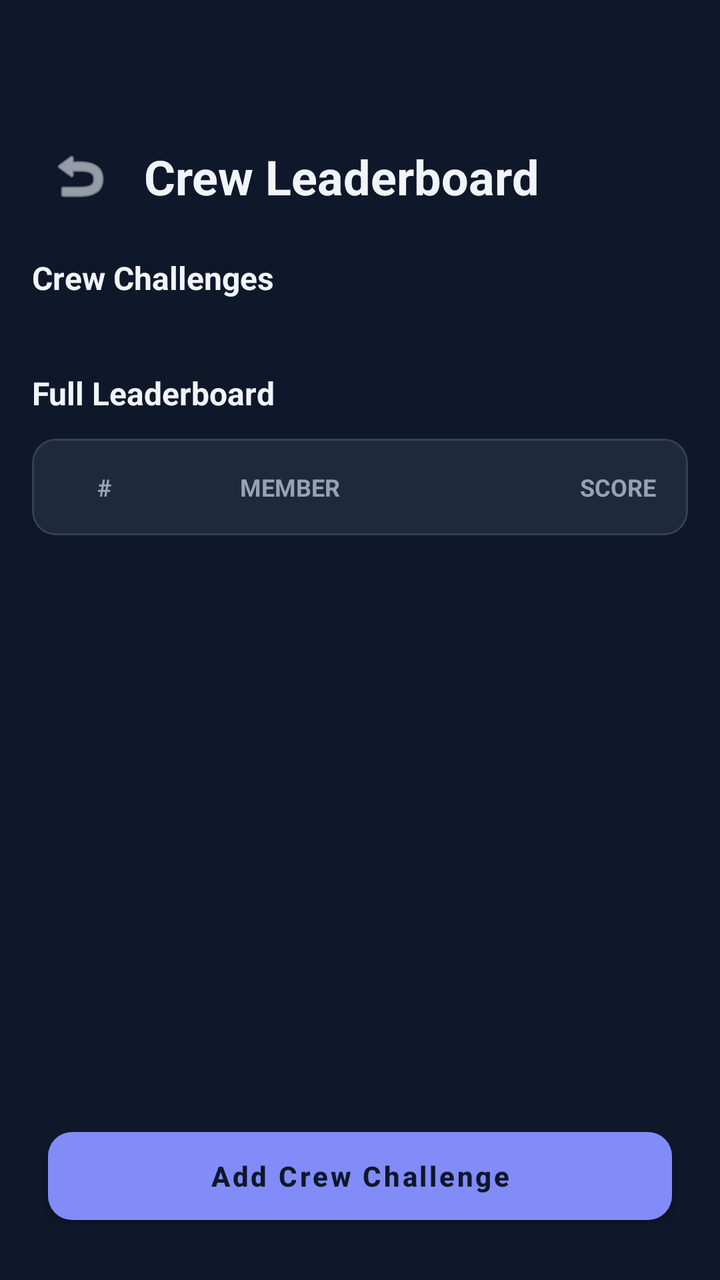
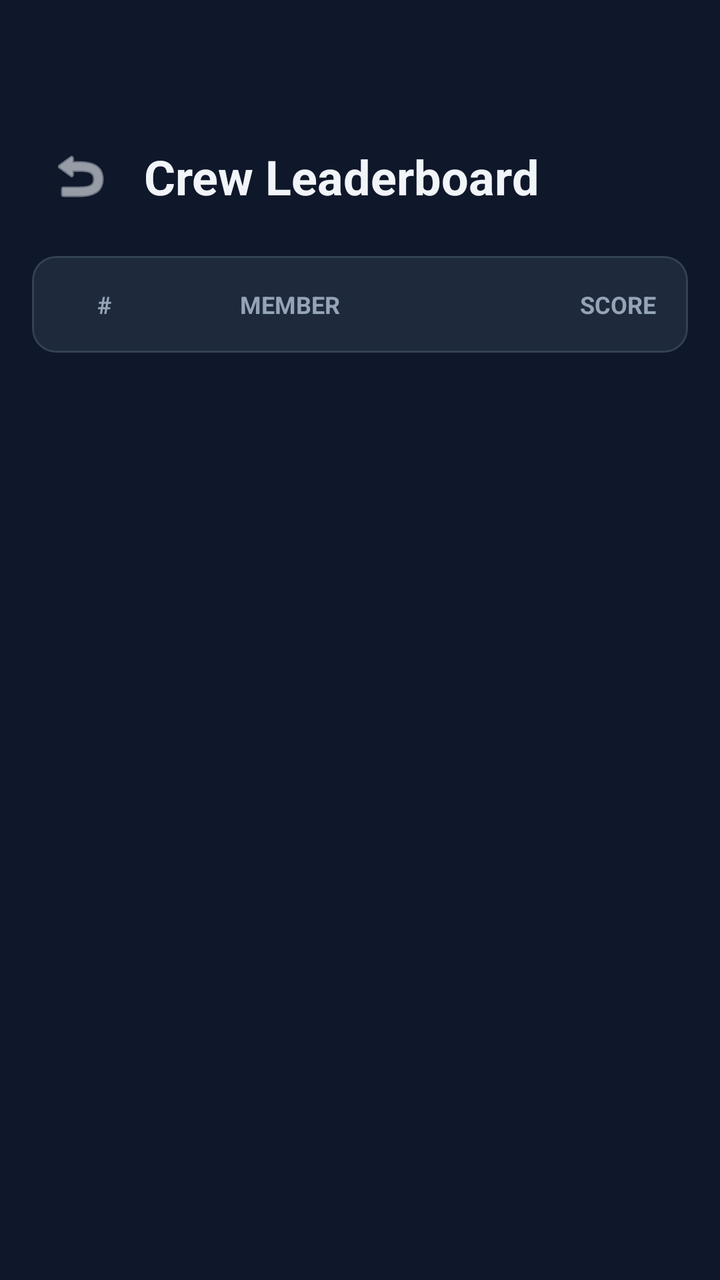

An Android layout rendered at two revisions. The XML below is the earlier revision; the diff shows what the commit changed to produce the second picture.
<!-- AndroidManifest.xml: application theme Theme.MobileSE -->
<!-- res/layout/screen_leaderboard.xml -->
<?xml version="1.0" encoding="utf-8"?>
<androidx.constraintlayout.widget.ConstraintLayout xmlns:android="http://schemas.android.com/apk/res/android"
    xmlns:app="http://schemas.android.com/apk/res-auto"
    android:layout_width="match_parent"
    android:layout_height="match_parent"
    android:background="@color/background">

    
    <androidx.constraintlayout.widget.ConstraintLayout
        android:id="@+id/clTop"
        android:layout_width="match_parent"
        android:layout_height="wrap_content"
        android:paddingTop="48dp"
        app:layout_constraintTop_toTopOf="parent">

        <ImageButton
            android:id="@+id/btnBackDashboard"
            android:layout_width="48dp"
            android:layout_height="48dp"
            android:layout_margin="16dp"
            android:background="?android:attr/selectableItemBackgroundBorderless"
            android:contentDescription="@string/back_desc"
            android:src="@android:drawable/ic_menu_revert"
            app:layout_constraintStart_toStartOf="parent"
            app:layout_constraintTop_toTopOf="parent"
            app:tint="@color/text_main" />

        <TextView
            android:id="@+id/tvDashboardTitle"
            android:layout_width="wrap_content"
            android:layout_height="wrap_content"
            android:text="@string/crew_ranking"
            android:textSize="24sp"
            android:textStyle="bold"
            android:textColor="@color/text_main"
            app:layout_constraintTop_toTopOf="@id/btnBackDashboard"
            app:layout_constraintBottom_toBottomOf="@id/btnBackDashboard"
            app:layout_constraintStart_toEndOf="@id/btnBackDashboard"
            android:layout_marginStart="8dp" />
    </androidx.constraintlayout.widget.ConstraintLayout>

    <ScrollView
        android:layout_width="match_parent"
        android:layout_height="0dp"
        android:fillViewport="true"
        app:layout_constraintTop_toBottomOf="@id/clTop"
        app:layout_constraintBottom_toTopOf="@id/btnLaunchChallenge">

        <LinearLayout
            android:layout_width="match_parent"
            android:layout_height="wrap_content"
            android:orientation="vertical"
            android:padding="16dp">

            <TextView
                android:layout_width="wrap_content"
                android:layout_height="wrap_content"
                android:text="Crew Challenges"
                android:textSize="16sp"
                android:textStyle="bold"
                android:textColor="@color/text_main"
                android:layout_marginBottom="12dp" />

            <LinearLayout
                android:id="@+id/llChallengesContainer"
                android:layout_width="match_parent"
                android:layout_height="wrap_content"
                android:orientation="vertical" />

            <TextView
                android:layout_width="wrap_content"
                android:layout_height="wrap_content"
                android:text="Full Leaderboard"
                android:textSize="16sp"
                android:textStyle="bold"
                android:textColor="@color/text_main"
                android:layout_marginTop="24dp"
                android:layout_marginBottom="12dp" />

            
            <com.google.android.material.card.MaterialCardView
                android:id="@+id/cvLeaderboardHeader"
                android:layout_width="match_parent"
                android:layout_height="wrap_content"
                android:layout_marginBottom="8dp"
                app:cardCornerRadius="12dp"
                app:cardElevation="0dp"
                app:strokeWidth="1dp"
                app:strokeColor="@color/divider">

                <LinearLayout
                    android:layout_width="match_parent"
                    android:layout_height="wrap_content"
                    android:orientation="horizontal"
                    android:padding="16dp">

                    <TextView
                        android:layout_width="40dp"
                        android:layout_height="wrap_content"
                        android:text="@string/rank_header"
                        android:textSize="12sp"
                        android:textStyle="bold"
                        android:textColor="@color/text_secondary"
                        android:gravity="center" />

                    <TextView
                        android:layout_width="0dp"
                        android:layout_height="wrap_content"
                        android:layout_weight="1"
                        android:text="@string/member_header"
                        android:textSize="12sp"
                        android:textStyle="bold"
                        android:textColor="@color/text_secondary"
                        android:layout_marginStart="48dp" />

                    <TextView
                        android:layout_width="wrap_content"
                        android:layout_height="wrap_content"
                        android:text="@string/score_header"
                        android:textSize="12sp"
                        android:textStyle="bold"
                        android:textColor="@color/text_secondary" />
                </LinearLayout>
            </com.google.android.material.card.MaterialCardView>

            <LinearLayout
                android:id="@+id/llLeaderboardContainer"
                android:layout_width="match_parent"
                android:layout_height="wrap_content"
                android:orientation="vertical" />
        </LinearLayout>
    </ScrollView>

    <Button
        android:id="@+id/btnLaunchChallenge"
        android:layout_width="match_parent"
        android:layout_height="56dp"
        android:layout_margin="24dp"
        android:text="@string/add_challenge_btn"
        android:textAllCaps="false"
        android:textStyle="bold"
        app:cornerRadius="12dp"
        app:layout_constraintBottom_toBottomOf="parent" />

</androidx.constraintlayout.widget.ConstraintLayout>
<!-- resources referenced by this layout -->
<resources>
  <color name="background">#0F172A</color>
  <color name="divider">#334155</color>
  <color name="text_main">#F1F5F9</color>
  <color name="text_secondary">#94A3B8</color>
  <string name="add_challenge_btn">Add Crew Challenge</string>
  <string name="back_desc">Back</string>
  <string name="crew_ranking">Crew Leaderboard</string>
  <string name="member_header">MEMBER</string>
  <string name="rank_header">#</string>
  <string name="score_header">SCORE</string>
  <style name="Theme.MobileSE" parent="Base.Theme.MobileSE" />
  <style name="Base.Theme.MobileSE" parent="Theme.MaterialComponents.NoActionBar">
          
          <item name="colorPrimary">@color/primary</item>
          <item name="colorPrimaryVariant">@color/primary_dark</item>
          <item name="colorOnPrimary">@color/background</item>
          
          <item name="colorSecondary">@color/accent</item>
          <item name="colorSecondaryVariant">@color/accent</item>
          <item name="colorOnSecondary">@color/background</item>
          
          <item name="android:statusBarColor">@color/background</item>
          <item name="android:windowLightStatusBar">false</item>
          
          <item name="android:windowBackground">@color/background</item>
  
          
          <item name="android:textColorPrimary">@color/text_main</item>
          <item name="android:textColorSecondary">@color/text_secondary</item>
  
          
          <item name="materialCardViewStyle">@style/Widget.App.CardView</item>
      </style>
  <color name="primary">#818CF8</color>
  <color name="primary_dark">#6366F1</color>
  <color name="accent">#34D399</color>
  <style name="Widget.App.CardView" parent="Widget.MaterialComponents.CardView">
          <item name="cardBackgroundColor">@color/surface</item>
          <item name="cardElevation">2dp</item>
          <item name="shapeAppearanceOverlay">@style/ShapeAppearance.App.MediumComponent</item>
      </style>
  <color name="surface">#1E293B</color>
  <style name="ShapeAppearance.App.MediumComponent" parent="ShapeAppearance.MaterialComponents.MediumComponent">
          <item name="cornerFamily">rounded</item>
          <item name="cornerSize">16dp</item>
      </style>
</resources>

<!-- the commit's change to res/layout/screen_leaderboard.xml (unified diff, before → after) -->
@@ -39,43 +39,19 @@
             android:layout_marginStart="8dp" />
     </androidx.constraintlayout.widget.ConstraintLayout>
 
+    
     <ScrollView
         android:layout_width="match_parent"
         android:layout_height="0dp"
         android:fillViewport="true"
         app:layout_constraintTop_toBottomOf="@id/clTop"
-        app:layout_constraintBottom_toTopOf="@id/btnLaunchChallenge">
+        app:layout_constraintBottom_toBottomOf="parent">
 
         <LinearLayout
             android:layout_width="match_parent"
             android:layout_height="wrap_content"
             android:orientation="vertical"
             android:padding="16dp">
-
-            <TextView
-                android:layout_width="wrap_content"
-                android:layout_height="wrap_content"
-                android:text="Crew Challenges"
-                android:textSize="16sp"
-                android:textStyle="bold"
-                android:textColor="@color/text_main"
-                android:layout_marginBottom="12dp" />
-
-            <LinearLayout
-                android:id="@+id/llChallengesContainer"
-                android:layout_width="match_parent"
-                android:layout_height="wrap_content"
-                android:orientation="vertical" />
-
-            <TextView
-                android:layout_width="wrap_content"
-                android:layout_height="wrap_content"
-                android:text="Full Leaderboard"
-                android:textSize="16sp"
-                android:textStyle="bold"
-                android:textColor="@color/text_main"
-                android:layout_marginTop="24dp"
-                android:layout_marginBottom="12dp" />
 
             
             <com.google.android.material.card.MaterialCardView
@@ -131,15 +107,4 @@
         </LinearLayout>
     </ScrollView>
 
-    <Button
-        android:id="@+id/btnLaunchChallenge"
-        android:layout_width="match_parent"
-        android:layout_height="56dp"
-        android:layout_margin="24dp"
-        android:text="@string/add_challenge_btn"
-        android:textAllCaps="false"
-        android:textStyle="bold"
-        app:cornerRadius="12dp"
-        app:layout_constraintBottom_toBottomOf="parent" />
-
 </androidx.constraintlayout.widget.ConstraintLayout>
<!-- resource entries referenced after the edit -->
@@ -4,7 +4,6 @@
   <color name="divider">#334155</color>
   <color name="text_main">#F1F5F9</color>
   <color name="text_secondary">#94A3B8</color>
-  <string name="add_challenge_btn">Add Crew Challenge</string>
   <string name="back_desc">Back</string>
   <string name="crew_ranking">Crew Leaderboard</string>
   <string name="member_header">MEMBER</string>
